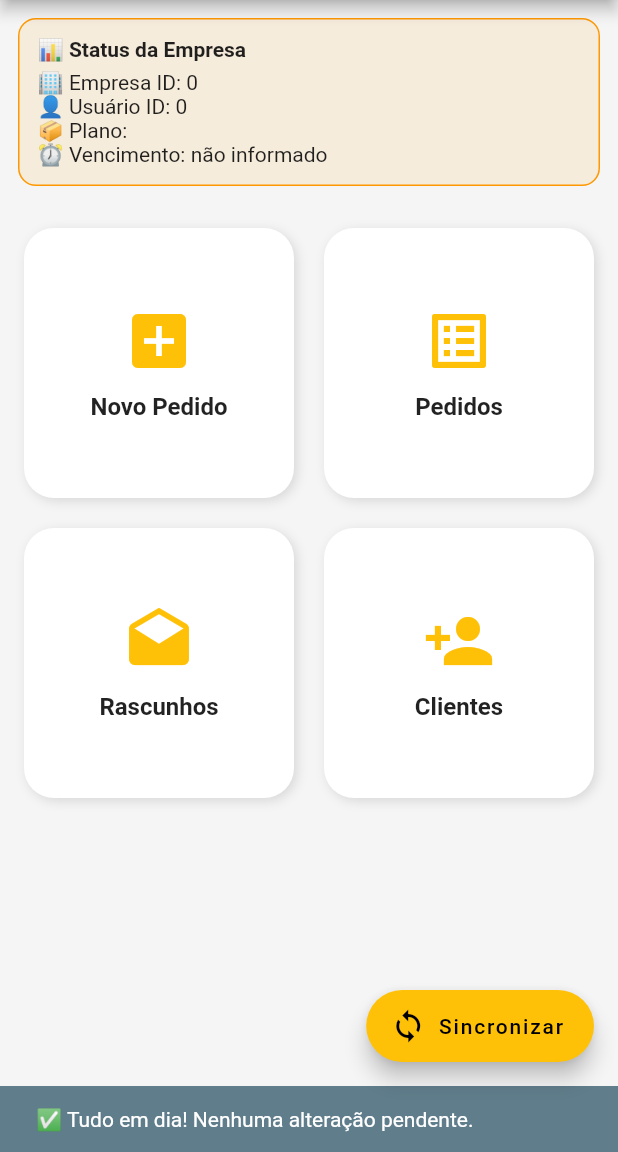
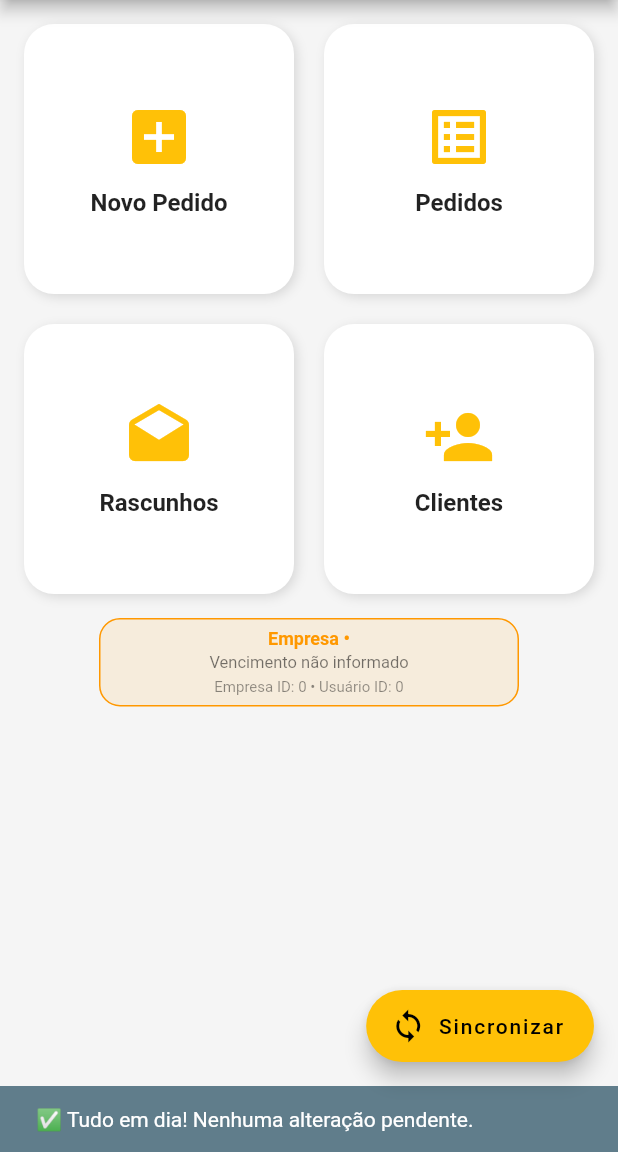
Before and after one commit to ToocaGroupLtda/tooca-crm, a Flutter app: the HomeScreen screen opened directly with empty values, after a tap on "Sincronizar", on a phone screen of 412 x 824 dp, the part 84-1236 px from its top. Run offline on Flutter 3.47's test engine with Material 3 defaults, Android fonts, the phone set to English and light mode, and no system bars; our stand-ins replace connectivity_plus, share_plus, shared_preferences; missing offline and left inert: syncfusion_flutter_pdfviewer; accounts and stored records are empty; network calls fail; Roboto replaces fonts that are missing (Segoe UI).

Commit message:
feat: ajustes gerais na home e sincronizacao

```diff
--- a/lib/screens/home_screen.dart
+++ b/lib/screens/home_screen.dart
@@ -33,6 +33,8 @@ class _HomeScreenState extends State<HomeScreen> {
   late String planoAtual;
   String? empresaExpira;
 
+  bool mostrarStatusEmpresa = false; // 👈 CONTROLE DO CARD
+
   List<dynamic> ultimosPedidos = [];
   List<dynamic> pedidosRascunho = [];
   double totalMes = 0.0;
@@ -45,9 +47,7 @@ class _HomeScreenState extends State<HomeScreen> {
   void initState() {
     super.initState();
 
-    // Plano inicial (pode ser temporário)
     planoAtual = widget.plano.toLowerCase().trim();
-
     _carregarPlanoReal();
 
     WidgetsBinding.instance.addPostFrameCallback((_) {
@@ -60,7 +60,6 @@ class _HomeScreenState extends State<HomeScreen> {
   // =============================================================
   Future<void> _carregarPlanoReal() async {
     final prefs = await SharedPreferences.getInstance();
-
     final planoPrefs = prefs.getString('plano_empresa');
     final expiraPrefs = prefs.getString('empresa_expira');
 
@@ -72,15 +71,13 @@ class _HomeScreenState extends State<HomeScreen> {
       }
       empresaExpira = expiraPrefs;
     });
-
-    debugPrint('🏠 HOME -> plano=$planoAtual | expira=$empresaExpira');
   }
 
   // =============================================================
-  // 🔄 Sincronização (server-driven)
+  // 🔄 SINCRONIZAÇÃO
   // =============================================================
   Future<void> _executarSincronizacaoInicial() async {
-    final bool ativa =
+    final ativa =
     await SincronizacaoService.consultarStatusEmpresa(widget.empresaId);
 
     if (!ativa) return;
@@ -97,6 +94,21 @@ class _HomeScreenState extends State<HomeScreen> {
     );
 
     await carregarUltimosPedidos();
+
+    if (!mounted) return;
+
+    // 👇 MOSTRA O CARD
+    setState(() {
+      mostrarStatusEmpresa = true;
+    });
+
+    // 👇 ESCONDE AUTOMATICAMENTE
+    Future.delayed(const Duration(seconds: 6), () {
+      if (!mounted) return;
+      setState(() {
+        mostrarStatusEmpresa = false;
+      });
+    });
   }
 
   // =============================================================
@@ -158,7 +170,7 @@ class _HomeScreenState extends State<HomeScreen> {
   }
 
   // =============================================================
-  // 🎨 STATUS VISUAL DA EMPRESA
+  // 🎨 STATUS DA EMPRESA
   // =============================================================
   Color _corStatusEmpresa() {
     if (planoAtual == 'free') return Colors.red;
@@ -179,29 +191,54 @@ class _HomeScreenState extends State<HomeScreen> {
     }
   }
 
+  // =============================================================
+  // 🏢 CARD DE STATUS (DISCRETO)
+  // =============================================================
   Widget _avisoEmpresa() {
-    return Container(
-      width: double.infinity,
-      margin: const EdgeInsets.all(12),
-      padding: const EdgeInsets.all(12),
+    return Center(
+      child: Container(
+        width: 280,
+        margin: const EdgeInsets.only(bottom: 16),
+        padding: const EdgeInsets.symmetric(vertical: 6, horizontal: 10),
         decoration: BoxDecoration(
           color: _corStatusEmpresa().withOpacity(0.1),
-        borderRadius: BorderRadius.circular(12),
-        border: Border.all(color: _corStatusEmpresa()),
+          borderRadius: BorderRadius.circular(14),
+          border: Border.all(color: _corStatusEmpresa(), width: 1),
         ),
         child: Column(
-        crossAxisAlignment: CrossAxisAlignment.start,
+          mainAxisSize: MainAxisSize.min,
           children: [
-          const Text(
-            '📊 Status da Empresa',
-            style: TextStyle(fontWeight: FontWeight.bold),
+            Text(
+              'Empresa • ${planoAtual.toUpperCase()}',
+              style: TextStyle(
+                fontSize: 12,
+                fontWeight: FontWeight.bold,
+                color: _corStatusEmpresa(),
               ),
-          const SizedBox(height: 6),
-          Text('🏢 Empresa ID: ${widget.empresaId}'),
-          Text('👤 Usuário ID: ${widget.usuarioId}'),
-          Text('📦 Plano: ${planoAtual.toUpperCase()}'),
-          Text('⏰ Vencimento: ${empresaExpira ?? 'não informado'}'),
+              textAlign: TextAlign.center,
+            ),
+            const SizedBox(height: 2),
+            Text(
+              empresaExpira != null && empresaExpira!.isNotEmpty
+                  ? 'Vence em $empresaExpira'
+                  : 'Vencimento não informado',
+              style: const TextStyle(
+                fontSize: 11,
+                color: Colors.black54,
+              ),
+              textAlign: TextAlign.center,
+            ),
+            const SizedBox(height: 4),
+            Text(
+              'Empresa ID: ${widget.empresaId} • Usuário ID: ${widget.usuarioId}',
+              style: const TextStyle(
+                fontSize: 10,
+                color: Colors.black45,
+              ),
+              textAlign: TextAlign.center,
+            ),
           ],
+        ),
       ),
     );
   }
@@ -274,7 +311,6 @@ class _HomeScreenState extends State<HomeScreen> {
       body: SingleChildScrollView(
         child: Column(
           children: [
-            _avisoEmpresa(),
             Padding(
               padding: const EdgeInsets.all(16),
               child: GridView.builder(
@@ -329,6 +365,9 @@ class _HomeScreenState extends State<HomeScreen> {
                 ),
               ),
             ),
+
+            // 👇 APARECE SÓ QUANDO SINCRONIZA
+            if (mostrarStatusEmpresa) _avisoEmpresa(),
           ],
         ),
       ),
```
Also changed, not shown: 1 other file. Lines whose indentation alone changed are shown as unchanged.
